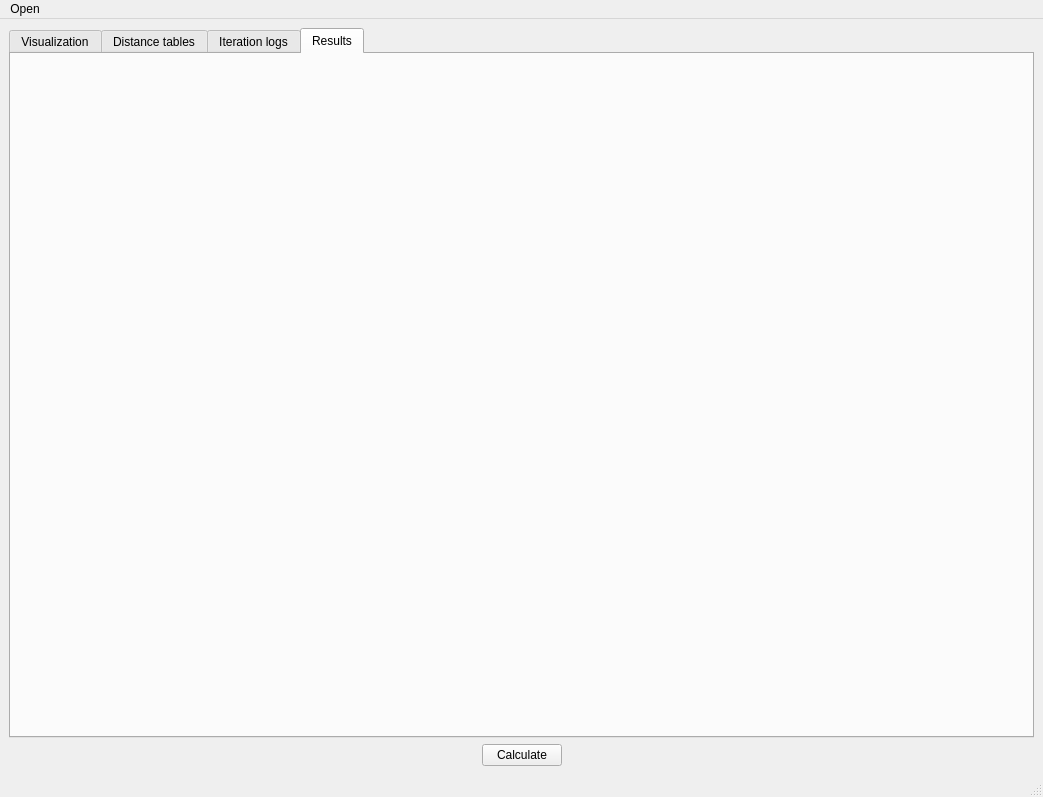
Above: UI/main_window.ui from ashnaider/Vehicle-Routing-Problem before the change. Below: the same form after it.
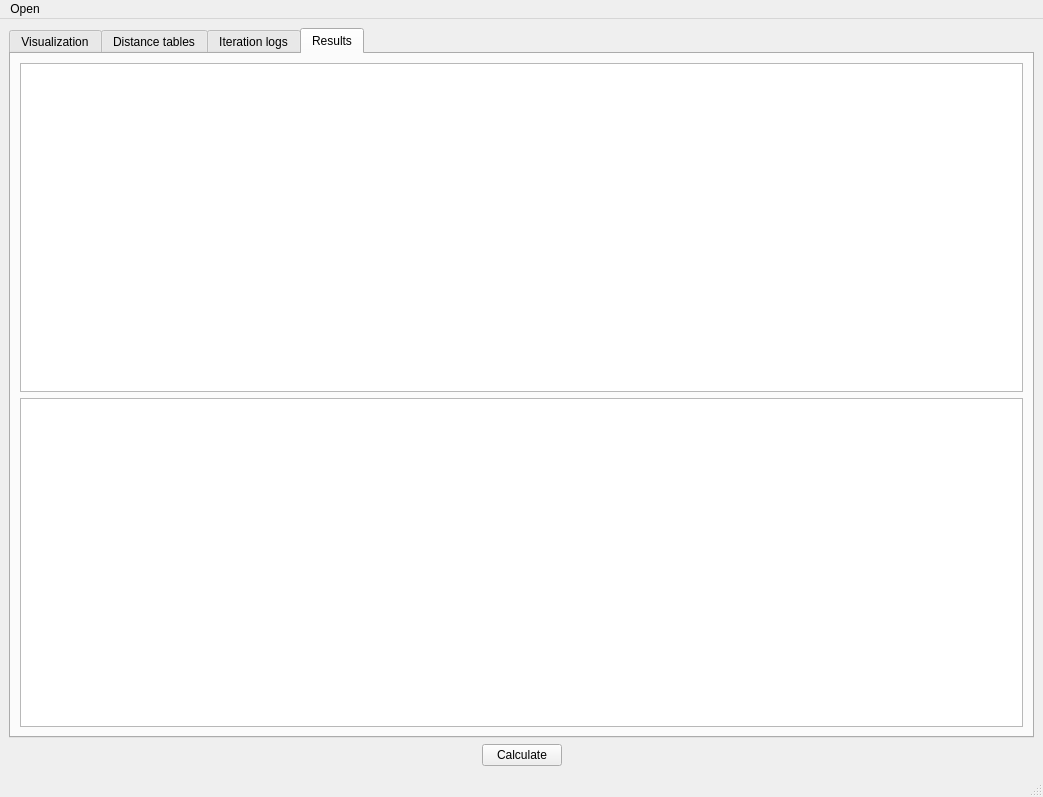
That is the form after the change. The open tabs and pages were chosen to show the change.

Commit message: Init. Added plot and tables

What changed in the file:
```diff
--- a/UI/main_window.ui
+++ b/UI/main_window.ui
@@ -57,6 +57,14 @@
        <attribute name="title">
         <string>Results</string>
        </attribute>
+       <layout class="QVBoxLayout" name="verticalLayout_6">
+        <item>
+         <widget class="QTableView" name="results_tableView"/>
+        </item>
+        <item>
+         <widget class="QTextEdit" name="results_textEdit"/>
+        </item>
+       </layout>
       </widget>
      </widget>
     </item>
```
Left out of the diff: 2 changed lines with no effect on the pictures. The commit also changes 5 other files.
